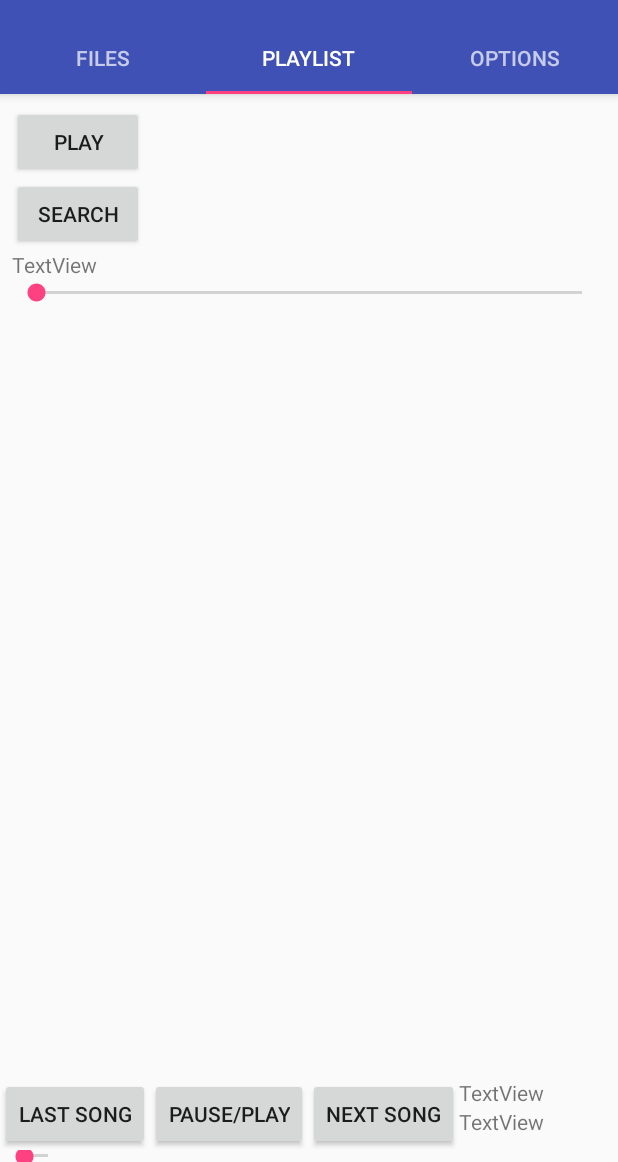
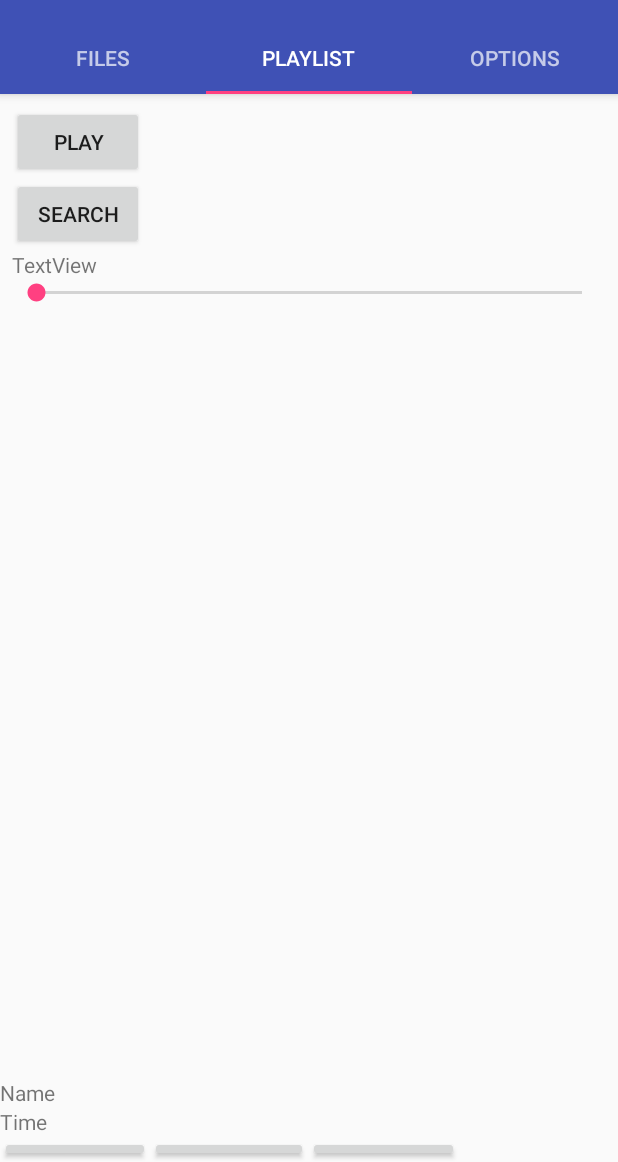
Before and after one commit to onejosharmy/Sprint3, an Android app: the screen it shows after launch (MainActivity), tab 2 chosen, on a phone screen of 412 x 824 dp, the part 74-1236 px from its top. Run offline under Robolectric (Android 15) with nearby library versions, the phone set to English and light mode, and no system bars.

Commit message:
will now continuously play songs, and displays file name on ribbon

```diff
--- a/app/src/main/java/media/cs4985/westga/edu/audiocontroller/FilePuller.java
+++ b/app/src/main/java/media/cs4985/westga/edu/audiocontroller/FilePuller.java
@@ -52,6 +52,7 @@ public class FilePuller {
 
     private void getAllFiles(File currentDirectory, String searchPattern) {
         File[] fileList = currentDirectory.listFiles();
+        File smallest;
         if(fileList == null){
             System.out.println("null list o files");
         } else {
--- a/app/src/main/java/media/cs4985/westga/edu/audiocontroller/MainActivity.java
+++ b/app/src/main/java/media/cs4985/westga/edu/audiocontroller/MainActivity.java
@@ -20,6 +20,8 @@ import android.view.View;
 import android.view.ViewGroup;
 
 import android.widget.TextView;
+
+import org.w3c.dom.Text;
 
 import java.io.File;
 import java.util.ArrayList;
@@ -106,6 +108,9 @@ public class MainActivity extends AppCompatActivity {
 
     public void pausePlay(View view) {
         this.theManager.playSong();
+        TextView songName = findViewById(R.id.songName);
+        String trimmedName = this.theManager.getCurrentSong().getPath().substring(this.theManager.getCurrentSong().getPath().lastIndexOf("/")+1);
+        songName.setText(trimmedName);
     }
 
     /**
--- a/app/src/main/java/media/cs4985/westga/edu/audiocontroller/MusicManager.java
+++ b/app/src/main/java/media/cs4985/westga/edu/audiocontroller/MusicManager.java
@@ -32,9 +32,11 @@ public class MusicManager {
                 if(MusicManager.this.currentIndex>=MusicManager.this.musicFiles.size()){
                     System.out.println("NO MORE SONGS");
 
-                }
+                } else {
                 MusicManager.this.currentIndex++;
                 try {
+                    mp.stop();
+                    mp.reset();
                     mp.setDataSource(MusicManager.this.musicFiles.get(MusicManager.this.currentIndex).getAbsolutePath());
                     mp.prepare();
                     mp.start();
@@ -42,9 +44,13 @@ public class MusicManager {
                     System.out.println("DATA SOURCE NOT SET");
                     System.out.println(e.getStackTrace());
                 }
-            }
+            }}
         });
 
+    }
+
+    public File getCurrentSong(){
+        return this.musicFiles.get(currentIndex);
     }
 
     public void playSong() {
@@ -61,6 +67,7 @@ public class MusicManager {
                     this.djJazzyJeff.setDataSource(songToPlay.getAbsolutePath());
                     this.djJazzyJeff.prepare();
                     this.djJazzyJeff.start();
+
                 } catch (IOException e) {
                     e.printStackTrace();
             }
--- a/app/src/main/res/layout/activity_main.xml
+++ b/app/src/main/res/layout/activity_main.xml
@@ -69,8 +69,27 @@
     <LinearLayout android:id="@+id/ribbon_linear"
         android:layout_width="match_parent"
         android:layout_height="wrap_content"
-        android:orientation="horizontal"
+        android:orientation="vertical"
         xmlns:android="http://schemas.android.com/apk/res/android">
+        <LinearLayout
+            android:layout_width="wrap_content"
+            android:layout_height="wrap_content"
+            android:orientation="vertical">
+        <TextView
+            android:id="@+id/songName"
+            android:layout_width="match_parent"
+            android:layout_height="wrap_content"
+            android:text="Name" />
+            <TextView
+                android:id="@+id/songTime"
+                android:layout_width="match_parent"
+                android:layout_height="wrap_content"
+                android:text="Time" />
+        </LinearLayout>
+        <LinearLayout
+            android:layout_width="wrap_content"
+            android:layout_height="wrap_content"
+            android:orientation="horizontal">
         <Button
             android:id="@+id/prevSong_btn"
             android:layout_width="wrap_content"
@@ -90,28 +109,15 @@
             android:layout_height="wrap_content"
             android:text="Next Song"
             android:onClick="skipToNextSong"/>
+        </LinearLayout>
         <LinearLayout
             android:layout_width="wrap_content"
-            android:layout_height="wrap_content"
-            android:orientation="vertical">
-        <TextView
-            android:id="@+id/songTime"
-            android:layout_width="match_parent"
-            android:layout_height="wrap_content"
-            android:text="TextView" />
-            <TextView
-                android:id="@+id/songName"
+            android:layout_height="wrap_content">
+            <SeekBar
+                android:id="@+id/seekBar2"
                 android:layout_width="match_parent"
-                android:layout_height="wrap_content"
-                android:text="TextView" />
+                android:layout_height="wrap_content" />
         </LinearLayout>
     </LinearLayout>
-    <LinearLayout
-        android:layout_width="wrap_content"
-        android:layout_height="wrap_content">
-        <SeekBar
-            android:id="@+id/seekBar2"
-            android:layout_width="match_parent"
-            android:layout_height="wrap_content" />
-    </LinearLayout>
+
 </LinearLayout>
```
